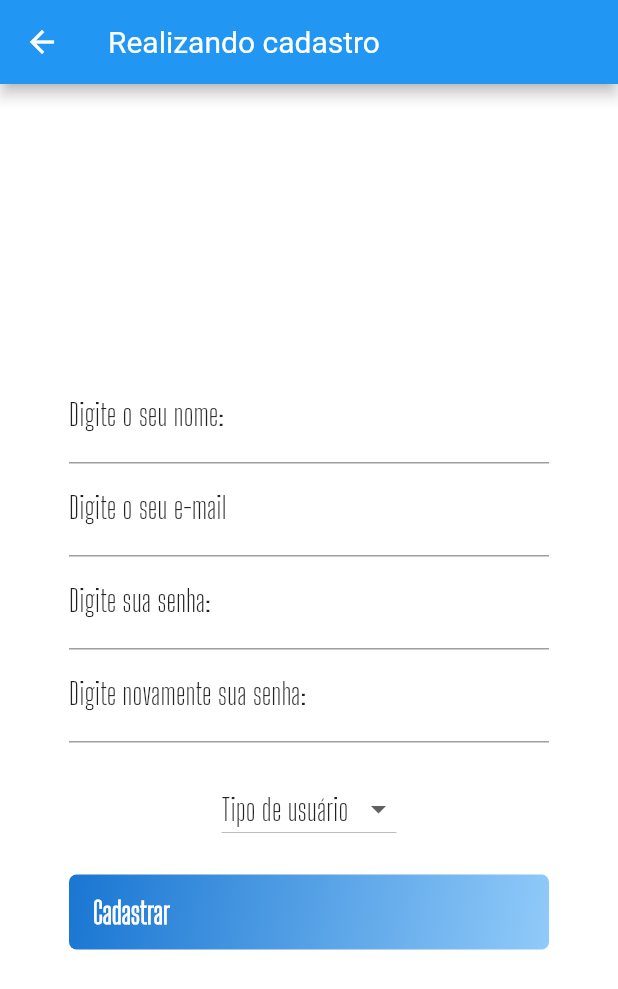
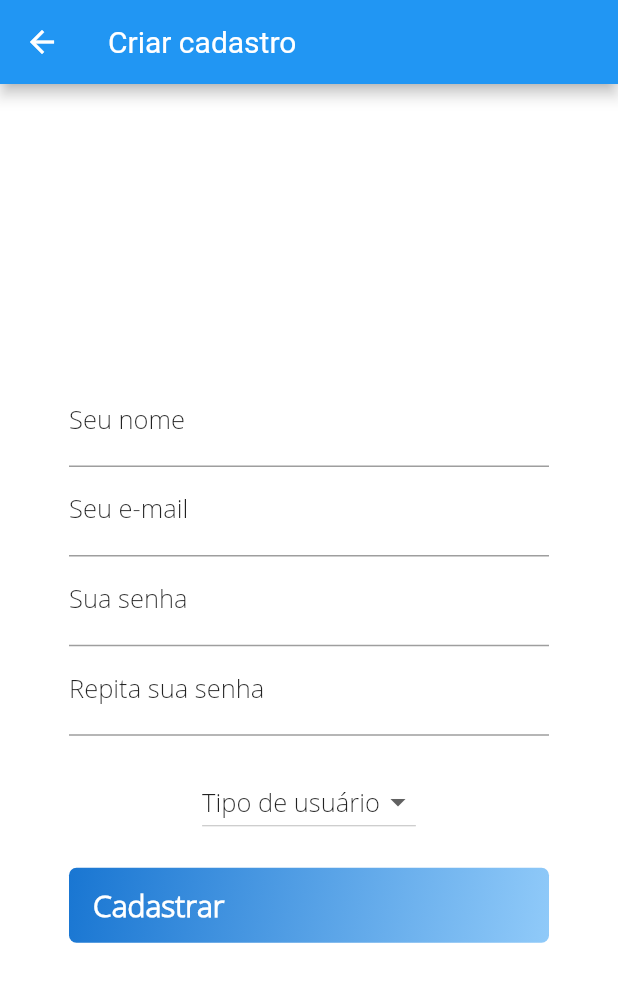
Before and after one commit to gutovesco/projeto-fatec2, a Flutter app: the Cadastro screen opened by its route, on a phone screen of 412 x 824 dp. Shown: the top 989 px of the screen. Run offline on Flutter 3.47's test engine with Material 2 defaults, Android fonts, the phone set to English and light mode, and no system bars; our stand-ins replace cloud_firestore, cloud_functions, firebase_auth, firebase_database, toast; accounts and stored records are empty.

Commit message:
update on fonts and tela cadastrar

```diff
--- a/lib/telas/TelaCadastrar.dart
+++ b/lib/telas/TelaCadastrar.dart
@@ -95,7 +95,7 @@ class _CadastroState extends State<Cadastro> {
   Widget build(BuildContext context) {
     return Scaffold(
       appBar: AppBar(
-        title: Text("Realizando cadastro",
+        title: Text("Criar cadastro",
         style: TextStyle(
           fontWeight: FontWeight.w400,
           color: Colors.white,
@@ -122,24 +122,24 @@ class _CadastroState extends State<Cadastro> {
                       controller: _nomeController,
                       decoration: InputDecoration(
                           hintText: "Ex: João",
-                          labelText: "Digite o seu nome: ",
+                          labelText: "Seu nome ",
                           labelStyle: TextStyle(
                           color: Colors.black87,
                           fontWeight: FontWeight.w400,
-                          fontSize: 20,
-                          fontFamily: "Big Shoulders Display",
+                          fontSize: 17,
+                          fontFamily: "Open Sans",
                           ),),
                     ),
                     TextField(
                       controller: _emailController,
                       decoration: InputDecoration(
                           hintText: "Ex: joao@hotmail.com",
-                          labelText: "Digite o seu e-mail",
+                          labelText: "Seu e-mail",
                           labelStyle: TextStyle(
                           color: Colors.black87,
                           fontWeight: FontWeight.w400,
-                          fontSize: 20,
-                          fontFamily: "Big Shoulders Display",
+                          fontSize: 17,
+                          fontFamily: "Open Sans",
                           ),),
                     ),
                     TextField(
@@ -147,12 +147,12 @@ class _CadastroState extends State<Cadastro> {
                       obscureText: true,
                       decoration: InputDecoration(
                           hintText: "Ex: J12345(mínimo 6 dígitos)",
-                          labelText: "Digite sua senha: ",
+                          labelText: "Sua senha ",
                           labelStyle: TextStyle(
                           color: Colors.black87,
                           fontWeight: FontWeight.w400,
-                          fontSize: 20,
-                          fontFamily: "Big Shoulders Display",
+                          fontSize: 17,
+                          fontFamily: "Open Sans",
                           ),
 
                           ),
@@ -162,12 +162,12 @@ class _CadastroState extends State<Cadastro> {
                       obscureText: true,
                       decoration: InputDecoration(
                           hintText: "Ex: J12345(mínimo 6 dígitos)",
-                          labelText: "Digite novamente sua senha: ",
+                          labelText: "Repita sua senha ",
                           labelStyle: TextStyle(
                           color: Colors.black87,
                           fontWeight: FontWeight.w400,
-                          fontSize: 20,
-                          fontFamily: "Big Shoulders Display",
+                          fontSize: 17,
+                          fontFamily: "Open Sans",
                           ),),
                     ),
 
@@ -204,20 +204,20 @@ class _CadastroState extends State<Cadastro> {
                        style: TextStyle(
                        fontWeight: FontWeight.w400,
                        color: Colors.black87,
-                       fontSize: 20,
-                       fontFamily: "Big Shoulders Display",
+                       fontSize: 17,
+                       fontFamily: "Open Sans",
                        ),),
                     ),
                     Visibility(
                       visible: tipousuario,
                       child: TextField(
                           decoration: InputDecoration(
-                              hintText: "Digite a senha de acesso",
+                              hintText: "Senha de acesso",
                               labelStyle: TextStyle(
                               color: Colors.black87,
                               fontWeight: FontWeight.w400,
-                              fontSize: 20,
-                              fontFamily: "Big Shoulders Display",
+                              fontSize: 17,
+                              fontFamily: "Open Sans",
                           ),),
                       keyboardType: TextInputType.number,
                       obscureText: true
@@ -253,7 +253,7 @@ class _CadastroState extends State<Cadastro> {
                            fontWeight: FontWeight.bold,
                            color: Colors.white,
                            fontSize: 20,
-                           fontFamily: "Big Shoulders Display",
+                           fontFamily: "Open Sans",
                          ),
                          ),
                      ],
--- a/pubspec.yaml
+++ b/pubspec.yaml
@@ -69,9 +69,9 @@ flutter:
   # list giving the asset and other descriptors for the font. For
   # example:
   fonts:
-    - family: Big Shoulders Display
+    - family: Open Sans
       fonts:
-        - asset: assets/fonts/BigShouldersDisplay-Light.ttf
+        - asset: assets/fonts/OpenSans-Light.ttf
 
   #   - family: Trajan Pro
   #     fonts:
```
Also changed, not shown: assets/fonts/OpenSans-Light.ttf (added).
